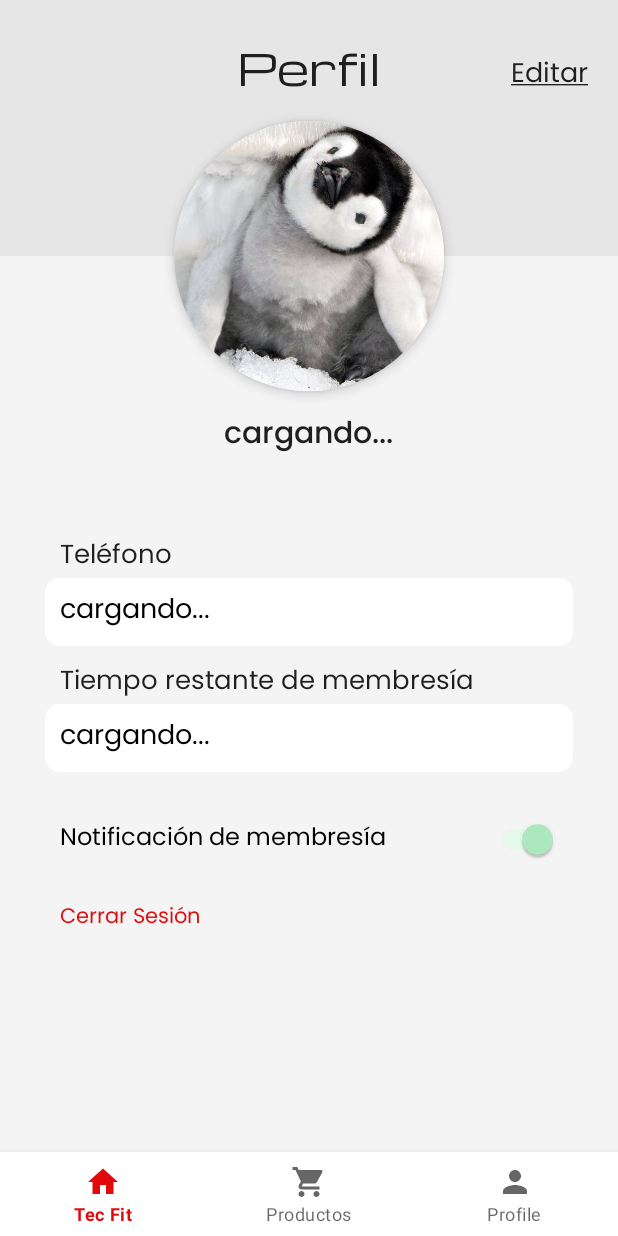
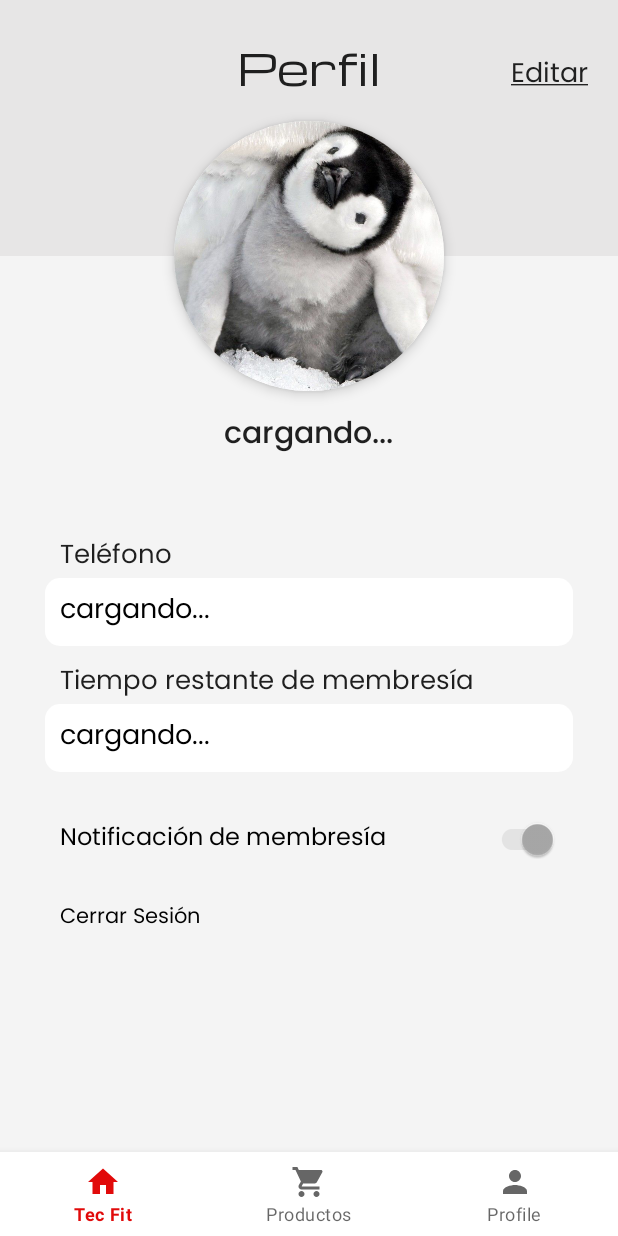
Before and after one commit to SebastianRodriguez14/gym-android, an Android app: the fragment ProfileUserFragment placed in its activity, on a phone screen of 412 x 824 dp. Run offline under Robolectric (Android 15) with nearby library versions, the phone set to English and light mode, and no system bars; our stand-ins replace Firebase (no records; nobody signed in at launch, a user with empty details on screens opened directly); pictures from the network do not load.

Commit message:
add new colors, themes and dark mode for info page

```diff
--- a/app/src/main/res/drawable/gradient_mensualidad.xml
+++ b/app/src/main/res/drawable/gradient_mensualidad.xml
@@ -3,8 +3,8 @@
     <item>
         <shape>
             <gradient
-                android:startColor="#FFFFFF"
-                android:endColor="#FDCCCC"
+                android:startColor="?colorOnPrimary"
+                android:endColor="?colorSecondary"
                 />
             <corners
                 android:radius="20dp"/>
--- a/app/src/main/res/drawable/gradient_promocion.xml
+++ b/app/src/main/res/drawable/gradient_promocion.xml
@@ -3,8 +3,8 @@
     <item>
         <shape>
             <gradient
-                android:startColor="#FFFFFF"
-                android:endColor="#D9D9D9"
+                android:startColor="?colorOnPrimary"
+                android:endColor="?colorOnSecondary"
                 />
             <corners
                 android:radius="20dp"/>
--- a/app/src/main/res/drawable/shape_info_page_trainner_background.xml
+++ b/app/src/main/res/drawable/shape_info_page_trainner_background.xml
@@ -5,7 +5,7 @@
         android:radius="15dp"/>
 
     <solid
-        android:color="#E7E6E6"
+        android:color="?colorOnPrimary"
         />
 
 </shape>
--- a/app/src/main/res/layout/activity_login.xml
+++ b/app/src/main/res/layout/activity_login.xml
@@ -65,7 +65,7 @@
                     android:paddingLeft="10dp"
                     android:inputType="textEmailAddress"
                     android:paddingTop="4dp"
-                    android:textColorHint="@color/gray"
+                    android:textColorHint="@color/gray_dark"
                     android:lines="1"
                     android:textSize="16sp"/>
                 <TextView
@@ -98,7 +98,7 @@
                     android:lines="1"
                     android:inputType="textPassword"
                     android:paddingLeft="10dp"
-                    android:textColorHint="@color/gray"
+                    android:textColorHint="@color/gray_dark"
                     android:textSize="16sp"/>
                 <TextView
                     android:visibility="invisible"
--- a/app/src/main/res/layout/fragment_products.xml
+++ b/app/src/main/res/layout/fragment_products.xml
@@ -7,8 +7,7 @@
     tools:context=".fragments.ProductFragment"
     android:paddingVertical="25dp"
     android:paddingHorizontal="28dp"
-    android:background="@color/background"
-    android:theme="@style/ProductsPage"
+    android:background="?colorPrimaryVariant"
     >
 
     <LinearLayout
@@ -31,7 +30,7 @@
             android:paddingRight="25dp"
             android:paddingBottom="10dp"
             android:text="Productos"
-            android:textColor="@color/nero"
+            android:textColor="@color/black_paragraph"
             android:textSize="28dp" />
 
     </LinearLayout>
--- a/app/src/main/res/layout/fragment_profile_user.xml
+++ b/app/src/main/res/layout/fragment_profile_user.xml
@@ -4,9 +4,8 @@
     android:layout_width="match_parent"
     android:layout_height="match_parent"
     xmlns:app="http://schemas.android.com/apk/res-auto"
-    android:background="@color/background"
+    android:background="?colorPrimaryVariant"
     android:orientation="vertical"
-    android:theme="@style/Theme.ProfileUser"
     tools:context=".fragments.ProfileUserFragment">
     <FrameLayout
         android:layout_width="match_parent"
@@ -21,7 +20,7 @@
                 android:layout_width="match_parent"
                 android:layout_height="0dp"
                 android:layout_weight="0.5"
-                android:background="@color/humo"
+                android:background="@color/white_paragraph"
                 />
             <View
                 android:layout_width="match_parent"
@@ -126,7 +125,7 @@
                     android:textSize="17sp"
                     android:fontFamily="@font/poppins_regular"
                     android:text="@string/profile_user_phone_title"
-                    android:textColor="@color/nero"
+                    android:textColor="@color/black_paragraph"
                     android:layout_marginLeft="10dp"/>
                 <EditText
                     android:id="@+id/profile_user_input_phone"
@@ -152,7 +151,7 @@
                     android:textSize="17sp"
                     android:fontFamily="@font/poppins_regular"
                     android:text="@string/profile_user_time_membership"
-                    android:textColor="@color/nero"
+                    android:textColor="@color/black_paragraph"
                     android:layout_marginLeft="10dp"/>
                 <EditText
                     android:id="@+id/profile_user_input_membership"
--- a/app/src/main/res/layout/item_entrenador.xml
+++ b/app/src/main/res/layout/item_entrenador.xml
@@ -4,6 +4,7 @@
     android:layout_marginVertical="10dp"
     android:layout_width="match_parent"
     android:orientation="horizontal"
+    android:theme="@style/Theme.Gymandroid"
     android:layout_height="150dp">
 
 
@@ -34,7 +35,7 @@
             android:id="@+id/text_name_trainner"
             android:layout_width="match_parent"
             android:layout_height="wrap_content"
-            android:textColor="?colorPrimary"
+            android:textColor="@color/red"
             android:textSize="15dp"
             android:fontFamily="@font/poppins_regular"
             tools:text="Owen Antony Sanchez Peratta"/>
@@ -45,7 +46,7 @@
                 android:id="@+id/text_description_trainner"
                 android:layout_width="match_parent"
                 android:layout_height="wrap_content"
-                android:textColor="?colorOnSecondary"
+                android:textColor="?colorTertiary"
                 android:textSize="12dp"
                 android:fontFamily="@font/poppins_regular"
                 tools:text="Soy preparador físico personal especializado en entrenamientos con objetivos especificos de acuerdo a los objetivos personales del alumno.Tonificacion y disminucion de peso, aumento de masa muscular, rutinas post lesiones y nutrición deportiva."/>
--- a/app/src/main/res/layout/item_product.xml
+++ b/app/src/main/res/layout/item_product.xml
@@ -6,8 +6,7 @@
     app:cardCornerRadius="13dp"
     app:cardElevation="4dp"
     android:layout_marginHorizontal="12dp"
-    android:layout_marginVertical="10dp"
-    android:theme="@style/ProductsPage">
+    android:layout_marginVertical="10dp">
     <LinearLayout
         android:id="@+id/item_product_status_background"
         android:layout_width="match_parent"
--- a/app/src/main/res/values-night/themes.xml
+++ b/app/src/main/res/values-night/themes.xml
@@ -2,47 +2,33 @@
     <!-- Base application theme. -->
     <style name="Theme.Gymandroid" parent="Theme.MaterialComponents.DayNight.NoActionBar">
         <!-- Primary brand color. -->
-        <item name="colorPrimary">@color/red</item>
-        <item name="colorPrimaryVariant">@color/red</item>
-        <item name="colorOnPrimary">@color/semi_white</item>
+        <item name="colorPrimary">@color/red_dark</item>
+        <item name="colorPrimaryVariant">@color/background_dark</item> <!-- background and statusBarColor -->
+        <item name="colorOnPrimary">@color/semi_black</item>
         <!-- Secondary brand color. -->
         <item name="colorSecondary">@color/semi_black</item>
         <item name="colorSecondaryVariant">@color/semi_black</item>
-        <item name="colorOnSecondary">@color/black</item>
+        <item name="colorOnSecondary">@color/white</item>
+        <item name="colorTertiary">@color/white_paragraph</item> <!-- For texts in paragraphs -->
         <!-- Status bar color. -->
-        <item name="android:statusBarColor" tools:targetApi="l">?attr/colorOnPrimary</item>
+        <item name="android:statusBarColor" tools:targetApi="l">?attr/colorPrimaryVariant</item>
 
         <!-- Customize your theme here. -->
     </style>
 
-    <style name="ProductsPage" parent="Theme.MaterialComponents.DayNight.NoActionBar">
-        <item name="colorPrimary">@color/black</item>
-        <item name="colorPrimaryVariant">@color/red_variant</item>
-        <item name="colorOnPrimary">@color/white</item>
-        <!-- Secondary brand color. -->
-        <item name="colorSecondary">@color/green</item>
-        <item name="colorSecondaryVariant">@color/nero</item>
-        <item name="colorOnSecondary">@color/humo</item>
-        <item name="colorTertiary">@color/background</item>
-        <!-- Status bar color. -->
-        <item name="android:statusBarColor" tools:targetApi="l">?attr/colorSecondaryVariant</item>
+    <style name="InfoPageTheme" parent="Theme.MaterialComponents.DayNight.NoActionBar">
+        <item name="colorPrimary">@color/red_dark</item> <!-- background in card -->
+        <item name="colorPrimaryVariant">@color/red_dark</item> <!-- background in item selected-->
+        <item name="colorOnPrimary">@color/semi_black</item> <!-- For background in item -->
+
+        <item name="colorSecondary">@color/red_variant</item> <!-- For second color in monthly payment-->
+        <item name="colorOnSecondary">@color/gray_dark</item> <!-- For second color in monthly payment-->
+
+        <item name="colorTertiary">@color/white_paragraph</item> <!-- For text in items -->
 
     </style>
 
-    <style name="Theme.Login" parent="Theme.MaterialComponents.DayNight.NoActionBar">
-        <!-- Primary brand color. -->
-        <item name="colorPrimary">@color/red</item>
-        <item name="colorPrimaryVariant">@color/red</item>
-        <item name="colorOnPrimary">@color/semi_white</item>
-        <!-- Secondary brand color. -->
-        <item name="colorSecondary">@color/semi_black</item>
-        <item name="colorSecondaryVariant">@color/semi_black</item>
-        <item name="colorOnSecondary">@color/black</item>
-        <!-- Status bar color. -->
-        <item name="android:statusBarColor" tools:targetApi="l">?attr/colorSecondaryVariant</item>
 
-        <!-- Customize your theme here. -->
-    </style>
 
 
 </resources>
--- a/app/src/main/res/values/colors.xml
+++ b/app/src/main/res/values/colors.xml
@@ -1,17 +1,25 @@
 <?xml version="1.0" encoding="utf-8"?>
 <resources>
+
+    <color name="background">#F4F4F4</color>
+    <color name="background_dark">#0D0A0A</color>
     <color name="red">#E10A0A</color>
+    <color name="red_dark">#890909</color>
+    <color name="red_dark_variant">#AA1010</color>
     <color name="semi_white">#E7E6E6</color>
     <color name="semi_black">#1F1F1F</color>
-    <color name="black">#FF000000</color>
-    <color name="white">#FFFFFFFF</color>
-    <color name="gray">#747474</color>
+    <color name="black">#000000</color>
+    <color name="white">#FFFFFF</color>
+    <color name="black_paragraph">#1F1F1F</color>
+    <color name="white_paragraph">#E7E6E6</color>
+    <color name="pink">#FAB7B7</color>
+    <color name="pink_variant">#FDCCCC</color>
+    <color name="gray_clear">#D9D9D9</color>
+
+    <color name="gray_dark">#747474</color>
     <color name="green">#31CE5D</color>
     <color name="green_variant">#20A946</color>
+    <color name="red_variant">#FFE10A0A</color>
 
 
-    <color name="red_variant">#FFE10A0A</color>
-    <color name="nero">#FF1F1F1F</color>
-    <color name="humo">#FFE7E6E6</color>
-    <color name="background">#FFF4F4F4</color>
 </resources>
--- a/app/src/main/res/values/themes.xml
+++ b/app/src/main/res/values/themes.xml
@@ -3,58 +3,30 @@
     <style name="Theme.Gymandroid" parent="Theme.MaterialComponents.DayNight.NoActionBar">
         <!-- Primary brand color. -->
         <item name="colorPrimary">@color/red</item>
-        <item name="colorPrimaryVariant">@color/red</item>
+        <item name="colorPrimaryVariant">@color/background</item> <!-- background and statusBarColor -->
         <item name="colorOnPrimary">@color/semi_white</item>
         <!-- Secondary brand color. -->
         <item name="colorSecondary">@color/semi_black</item>
         <item name="colorSecondaryVariant">@color/semi_black</item>
-        <item name="colorOnSecondary">@color/black</item>
+        <item name="colorOnSecondary">@color/black</item> <!-- For texts in titles and subtitles -->
+        <item name="colorTertiary">@color/black_paragraph</item> <!-- For texts in paragraphs -->
         <!-- Status bar color. -->
-        <item name="android:statusBarColor" tools:targetApi="l">?attr/colorOnPrimary</item>
-
+        <item name="android:statusBarColor" tools:targetApi="l">?attr/colorPrimaryVariant</item>
         <!-- Customize your theme here. -->
     </style>
 
-    <style name="ProductsPage" parent="Theme.MaterialComponents.DayNight.NoActionBar">
-        <item name="colorPrimary">@color/black</item>
-        <item name="colorPrimaryVariant">@color/red_variant</item>
-        <item name="colorOnPrimary">@color/white</item>
-        <!-- Secondary brand color. -->
-        <item name="colorSecondary">@color/green</item>
-        <item name="colorSecondaryVariant">@color/nero</item>
-        <item name="colorOnSecondary">@color/humo</item>
-        <item name="colorTertiary">@color/background</item>
-        <!-- Status bar color. -->
-        <item name="android:statusBarColor" tools:targetApi="l">?attr/colorSecondaryVariant</item>
+    <style name="InfoPageTheme" parent="Theme.MaterialComponents.DayNight.NoActionBar">
+        <item name="colorPrimary">@color/white</item> <!-- background in card -->
+        <item name="colorPrimaryVariant">@color/pink</item> <!-- background in item selected-->
+        <item name="colorOnPrimary">@color/white</item> <!-- For background in item -->
+
+        <item name="colorSecondary">@color/pink_variant</item> <!-- For second color in monthly payment-->
+        <item name="colorOnSecondary">@color/gray_clear</item> <!-- For second color in monthly payment-->
+
+        <item name="colorTertiary">@color/black_paragraph</item> <!-- For text in items -->
+
+
 
     </style>
 
-    <style name="Theme.Login" parent="Theme.MaterialComponents.DayNight.NoActionBar">
-        <!-- Primary brand color. -->
-        <item name="colorPrimary">@color/red</item>
-        <item name="colorPrimaryVariant">@color/red</item>
-        <item name="colorOnPrimary">@color/semi_white</item>
-        <!-- Secondary brand color. -->
-        <item name="colorSecondary">@color/semi_black</item>
-        <item name="colorSecondaryVariant">@color/semi_black</item>
-        <item name="colorOnSecondary">@color/black</item>
-        <!-- Status bar color. -->
-        <item name="android:statusBarColor" tools:targetApi="l">?attr/colorSecondaryVariant</item>
-
-        <!-- Customize your theme here. -->
-    </style>
-
-    <style name="Theme.ProfileUser" parent="Theme.MaterialComponents.DayNight.NoActionBar">
-        <item name="colorPrimary">@color/red</item>
-        <item name="colorPrimaryVariant">@color/red</item>
-        <item name="colorOnPrimary">@color/semi_white</item>
-        <!-- Secondary brand color. -->
-        <item name="colorSecondary">@color/green</item>
-        <item name="colorSecondaryVariant">@color/nero</item>
-        <item name="colorOnSecondary">@color/red</item>
-        <!-- Status bar color. -->
-        <item name="android:statusBarColor" tools:targetApi="l">?attr/colorOnPrimary</item>
-    </style>
-
-
 </resources>
```
Also changed, not shown: app/src/main/AndroidManifest.xml (+4 -8 lines), app/src/main/res/drawable/shape_info_page_option.xml (+4 -4 lines), app/src/main/res/drawable/shape_info_page_option_selected.xml (+4 -4 lines), app/src/main/res/layout/activity_register.xml (+5 -5 lines), app/src/main/res/layout/fragment_info_page.xml (+18 -12 lines).
